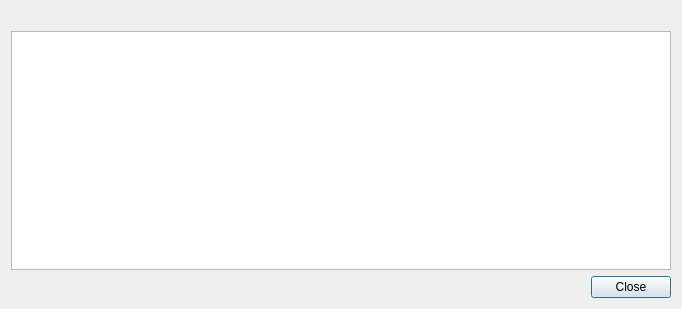
Qt form scr/zxcinfo.ui (waltergallegog/SEcubeWallet) before a commit.
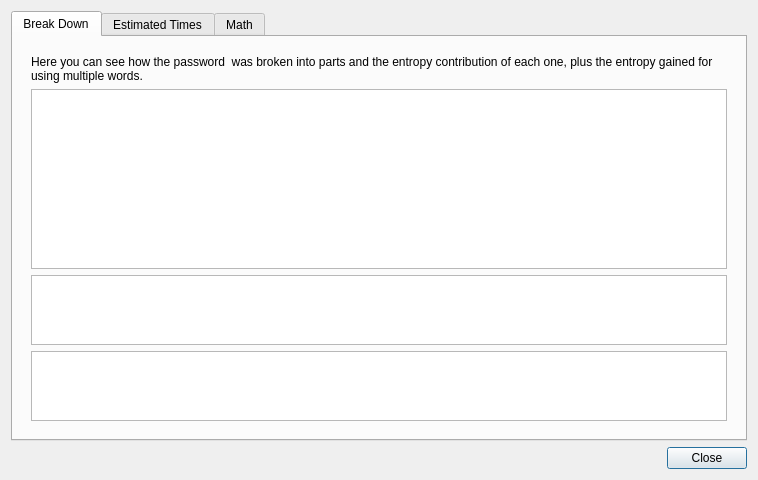
The same form after that commit.

Commit message: zxcvbn info almost done

Patch:
```diff
--- a/scr/zxcinfo.ui
+++ b/scr/zxcinfo.ui
@@ -6,41 +6,213 @@
    <rect>
     <x>0</x>
     <y>0</y>
-    <width>682</width>
-    <height>309</height>
+    <width>758</width>
+    <height>479</height>
    </rect>
   </property>
+  <property name="sizePolicy">
+   <sizepolicy hsizetype="Preferred" vsizetype="Preferred">
+    <horstretch>0</horstretch>
+    <verstretch>0</verstretch>
+   </sizepolicy>
+  </property>
+  <property name="minimumSize">
+   <size>
+    <width>0</width>
+    <height>0</height>
+   </size>
+  </property>
   <property name="windowTitle">
    <string>Dialog</string>
   </property>
-  <layout class="QGridLayout" name="gridLayout">
-   <item row="0" column="0">
-    <layout class="QVBoxLayout" name="verticalLayout_2">
-     <item>
-      <widget class="QLabel" name="lb_info">
-       <property name="text">
-        <string/>
-       </property>
-      </widget>
-     </item>
-     <item>
-      <widget class="QTableView" name="tv_info">
-       <property name="wordWrap">
-        <bool>true</bool>
-       </property>
-      </widget>
-     </item>
-     <item>
-      <widget class="QDialogButtonBox" name="buttonBox">
-       <property name="orientation">
-        <enum>Qt::Horizontal</enum>
-       </property>
-       <property name="standardButtons">
-        <set>QDialogButtonBox::Close</set>
-       </property>
-      </widget>
-     </item>
-    </layout>
+  <layout class="QVBoxLayout" name="verticalLayout_2">
+   <item>
+    <widget class="QTabWidget" name="tabWidget">
+     <property name="currentIndex">
+      <number>0</number>
+     </property>
+     <widget class="QWidget" name="breakd">
+      <attribute name="title">
+       <string>Break Down</string>
+      </attribute>
+      <layout class="QGridLayout" name="gridLayout_2">
+       <item row="0" column="0">
+        <widget class="QWidget" name="widget" native="true">
+         <property name="minimumSize">
+          <size>
+           <width>200</width>
+           <height>0</height>
+          </size>
+         </property>
+         <layout class="QVBoxLayout" name="verticalLayout">
+          <item>
+           <widget class="QLabel" name="lb_info">
+            <property name="text">
+             <string>Here you can see how the password  was broken into parts and the entropy contribution of each one, plus the entropy gained for using multiple words.</string>
+            </property>
+            <property name="wordWrap">
+             <bool>true</bool>
+            </property>
+           </widget>
+          </item>
+          <item>
+           <widget class="QTableView" name="tv_pass">
+            <property name="sizePolicy">
+             <sizepolicy hsizetype="Ignored" vsizetype="Fixed">
+              <horstretch>0</horstretch>
+              <verstretch>0</verstretch>
+             </sizepolicy>
+            </property>
+            <property name="verticalScrollBarPolicy">
+             <enum>Qt::ScrollBarAlwaysOff</enum>
+            </property>
+            <property name="horizontalScrollBarPolicy">
+             <enum>Qt::ScrollBarAlwaysOff</enum>
+            </property>
+            <property name="sizeAdjustPolicy">
+             <enum>QAbstractScrollArea::AdjustIgnored</enum>
+            </property>
+           </widget>
+          </item>
+          <item>
+           <widget class="QTableView" name="tv_info">
+            <property name="sizePolicy">
+             <sizepolicy hsizetype="Expanding" vsizetype="Expanding">
+              <horstretch>0</horstretch>
+              <verstretch>0</verstretch>
+             </sizepolicy>
+            </property>
+            <property name="horizontalScrollBarPolicy">
+             <enum>Qt::ScrollBarAlwaysOff</enum>
+            </property>
+            <property name="sizeAdjustPolicy">
+             <enum>QAbstractScrollArea::AdjustToContents</enum>
+            </property>
+            <property name="wordWrap">
+             <bool>true</bool>
+            </property>
+           </widget>
+          </item>
+          <item>
+           <widget class="QTableView" name="tv_multi">
+            <property name="verticalScrollBarPolicy">
+             <enum>Qt::ScrollBarAlwaysOff</enum>
+            </property>
+            <property name="horizontalScrollBarPolicy">
+             <enum>Qt::ScrollBarAlwaysOff</enum>
+            </property>
+           </widget>
+          </item>
+          <item>
+           <spacer name="verticalSpacer_2">
+            <property name="orientation">
+             <enum>Qt::Vertical</enum>
+            </property>
+            <property name="sizeHint" stdset="0">
+             <size>
+              <width>20</width>
+              <height>40</height>
+             </size>
+            </property>
+           </spacer>
+          </item>
+         </layout>
+        </widget>
+       </item>
+      </layout>
+     </widget>
+     <widget class="QWidget" name="Times">
+      <attribute name="title">
+       <string>Estimated Times</string>
+      </attribute>
+      <layout class="QGridLayout" name="gridLayout_3">
+       <item row="2" column="0">
+        <widget class="QWidget" name="widget_2" native="true">
+         <layout class="QVBoxLayout" name="verticalLayout_5">
+          <item alignment="Qt::AlignTop">
+           <widget class="QLabel" name="label_2">
+            <property name="sizePolicy">
+             <sizepolicy hsizetype="Preferred" vsizetype="Expanding">
+              <horstretch>0</horstretch>
+              <verstretch>0</verstretch>
+             </sizepolicy>
+            </property>
+            <property name="text">
+             <string>This is an estimate of how long would it take to crack your password for different scenarios</string>
+            </property>
+            <property name="wordWrap">
+             <bool>true</bool>
+            </property>
+           </widget>
+          </item>
+          <item>
+           <widget class="QTableView" name="tv_times"/>
+          </item>
+          <item>
+           <spacer name="verticalSpacer">
+            <property name="orientation">
+             <enum>Qt::Vertical</enum>
+            </property>
+            <property name="sizeHint" stdset="0">
+             <size>
+              <width>20</width>
+              <height>40</height>
+             </size>
+            </property>
+           </spacer>
+          </item>
+         </layout>
+        </widget>
+       </item>
+      </layout>
+     </widget>
+     <widget class="QWidget" name="math">
+      <attribute name="title">
+       <string>Math</string>
+      </attribute>
+      <layout class="QVBoxLayout" name="verticalLayout_3">
+       <item>
+        <widget class="QScrollArea" name="scrollArea">
+         <property name="widgetResizable">
+          <bool>true</bool>
+         </property>
+         <widget class="QWidget" name="scrollAreaWidgetContents">
+          <property name="geometry">
+           <rect>
+            <x>0</x>
+            <y>0</y>
+            <width>702</width>
+            <height>384</height>
+           </rect>
+          </property>
+          <layout class="QVBoxLayout" name="verticalLayout_4">
+           <item>
+            <widget class="QLabel" name="label">
+             <property name="text">
+              <string>&lt;html&gt;&lt;head/&gt;&lt;body&gt;&lt;p&gt;The &lt;span style=&quot; font-weight:600;&quot;&gt;zxcvbn&lt;/span&gt; algorithm calculates the&lt;span style=&quot; font-weight:600;&quot;&gt; entropy bits&lt;/span&gt; (e) of your password, where 2^e represents the number of different possibilities a password hacker would have to try before cracking your password. If your password is really random then e is the length of your password, but if you use a common word of the English language, e decreases significantly. &lt;/p&gt;&lt;p&gt;zxcvbn also &lt;span style=&quot; font-weight:600;&quot;&gt;ranks&lt;/span&gt; a password with a security level from 0 to 4 according to the following rules:&lt;/p&gt;&lt;p&gt;0: if (e&amp;lt;log2(10^3) &lt;/p&gt;&lt;p&gt;1: if (e&amp;lt;log2(10^6)&lt;/p&gt;&lt;p&gt;2: if (e&amp;lt;log2(10^8)&lt;/p&gt;&lt;p&gt;3: if (e&amp;lt;log2(10^10)&lt;/p&gt;&lt;p&gt;4: if (e&amp;gt;log2(10^10)&lt;/p&gt;&lt;p&gt;Where e is the entropy bits. The numbers 10^3, 10^6 etc, are the amount of guesses a hacker program would have to make to crack your password. So for instance, if your password is level 2, it could be cracked in around 10^8 guesses. So if, for example you are subject to an attack that tries 1 password per second, you are safe for around 3 years.&lt;br/&gt;&lt;/p&gt;&lt;p&gt;The &lt;span style=&quot; font-weight:600;&quot;&gt;log entropy&lt;/span&gt; parameter is nothing more than the product between e and the log10(2), which is useful to determine the level because:&lt;br/&gt;e&amp;lt;log2(10^n)    is equivalent to    e*log10(2)&amp;lt;n,    with n=3,6,8,10.&lt;/p&gt;&lt;/body&gt;&lt;/html&gt;</string>
+             </property>
+             <property name="wordWrap">
+              <bool>true</bool>
+             </property>
+            </widget>
+           </item>
+          </layout>
+         </widget>
+        </widget>
+       </item>
+      </layout>
+     </widget>
+    </widget>
+   </item>
+   <item>
+    <widget class="QDialogButtonBox" name="buttonBox">
+     <property name="orientation">
+      <enum>Qt::Horizontal</enum>
+     </property>
+     <property name="standardButtons">
+      <set>QDialogButtonBox::Close</set>
+     </property>
+    </widget>
    </item>
   </layout>
   <zorder>layoutWidget</zorder>
```
Left out of the diff: 3 changed lines with no effect on the pictures. The commit also changes 4 other files.
